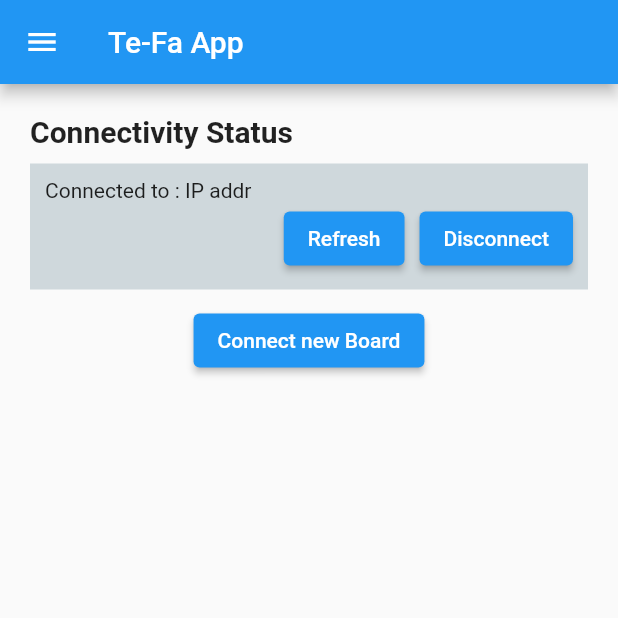
After one commit to SubHans/MobileControllerFlutter, a Flutter app: the SettingPage screen opened directly, on a phone screen of 412 x 824 dp, the top half of it. The commit adds this screen. Run offline on Flutter 3.47's test engine with Material 2 defaults, Android fonts, the light colour scheme and no system bars.

Commit message:
add setting page

```diff
--- a/lib/drawer.dart
+++ b/lib/drawer.dart
@@ -1,5 +1,6 @@
 import 'package:flutter/material.dart';
 import 'package:mobile_controller/send_command.dart';
+import 'package:mobile_controller/setting_page.dart';
 import 'package:mobile_controller/user_page.dart';
 import 'package:mobile_controller/view_data_page.dart';
 import 'package:mobile_controller/home_page.dart';
@@ -88,10 +89,9 @@ class NavDrawer extends StatelessWidget {
             ),
             title: const Text('Settings'),
             onTap: () {
-              // Update the state of the app
-              // ...
-              // Then close the drawer
-              Navigator.pop(context);
+              Navigator.of(context).pop();
+              Navigator.of(context).push(MaterialPageRoute(
+                  builder: (BuildContext context) => SettingPage()));
             },
           ),
         ],
--- /dev/null
+++ b/lib/setting_page.dart
@@ -0,0 +1,86 @@
+import 'package:flutter/material.dart';
+import 'package:mobile_controller/drawer.dart';
+
+class SettingPage extends StatelessWidget {
+  const SettingPage({ Key? key }) : super(key: key);
+
+  @override
+  Widget build(BuildContext context) {
+    return Scaffold(
+      appBar: AppBar(title: Text("Te-Fa App")),
+      drawer: NavDrawer(),
+      body: SingleChildScrollView(
+        child: SafeArea(
+          child: Container(
+            margin: EdgeInsets.all(20),
+            child: Column(
+              children: <Widget>[
+                Row(
+                  children: [
+                    Expanded(
+                    child: Align(
+                      alignment: Alignment.topLeft,
+                      child: Text(
+                        "Connectivity Status",
+                        style: const TextStyle(
+                        fontWeight: FontWeight.bold,
+                        fontSize: 20,
+                        ),
+                      ),
+                    ),
+                    ),
+                  ],
+                ),
+                Container(
+                  margin: EdgeInsets.only(top: 10),
+                  padding: EdgeInsets.all(10),
+                  color: Colors.blueGrey[100],
+                  child: Column(
+                    children: [
+                      Container(
+                        child: Row(
+                          children: <Widget>[
+                            Text('Connected to : '),
+                            Text('IP addr'),
+                          ],
+                        ),
+                      ),
+                      Container(
+                        child: Row(
+                          mainAxisAlignment: MainAxisAlignment.end,
+                          children: <Widget>[
+                            ElevatedButton(
+                              onPressed: (){
+                              },
+                              child: Text('Refresh')
+                            ),
+                            SizedBox(
+                              width:10
+                            ),
+                            ElevatedButton(
+                              onPressed: (){
+                              },
+                              child: Text('Disconnect')
+                            ),
+                          ],
+                        ),
+                      ),
+                    ],
+                  )
+                ),
+                Container(
+                  margin: EdgeInsets.only(top: 10),
+                  child: ElevatedButton(
+                    onPressed: (){
+                    },
+                    child: Text('Connect new Board')
+                  ),
+                ),
+              ],
+            ),
+          ),
+        ),
+      ),
+    );
+  }
+}
```
